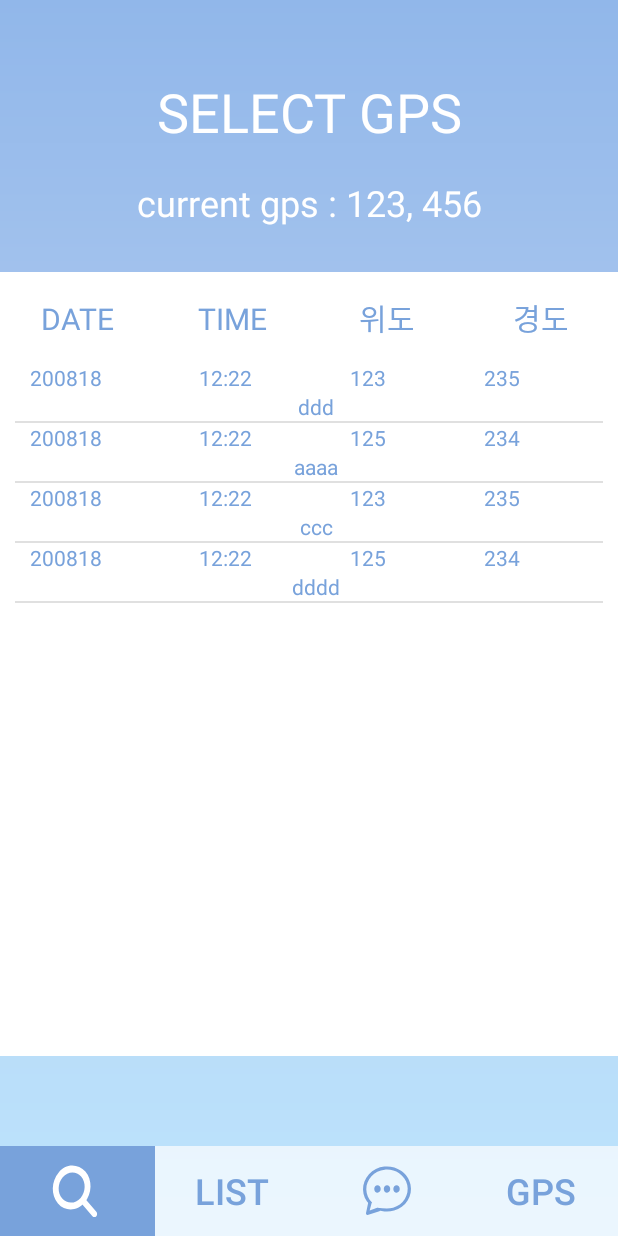
After one commit to sdoaolo/FindWitness, an Android app: the fragment MainSelectFragment placed in its activity, on a phone screen of 412 x 824 dp. The commit adds this screen. Run offline under Robolectric (Android 15) with nearby library versions, the phone set to English and light mode, and no system bars.

Commit message:
add Main Select Fragment

```diff
--- a/app/src/main/java/com/example/findwitness/ChatListViewAdapter.java
+++ b/app/src/main/java/com/example/findwitness/Adapter/ChatListViewAdapter.java
@@ -1,4 +1,4 @@
-package com.example.findwitness;
+package com.example.findwitness.Adapter;
 
         import android.content.Context;
         import android.view.LayoutInflater;
@@ -6,6 +6,9 @@ package com.example.findwitness;
         import android.view.ViewGroup;
         import android.widget.BaseAdapter;
         import android.widget.TextView;
+
+        import com.example.findwitness.Item.ChatListViewItem;
+        import com.example.findwitness.R;
 
         import java.util.ArrayList;
 
--- a/app/src/main/java/com/example/findwitness/ChttingListVIewAdapter.java
+++ b/app/src/main/java/com/example/findwitness/Adapter/ChttingListVIewAdapter.java
@@ -1,4 +1,4 @@
-package com.example.findwitness;
+package com.example.findwitness.Adapter;
 
 import android.content.Context;
 import android.view.LayoutInflater;
@@ -6,6 +6,9 @@ import android.view.View;
 import android.view.ViewGroup;
 import android.widget.BaseAdapter;
 import android.widget.TextView;
+
+import com.example.findwitness.Item.ChattingListViewItem;
+import com.example.findwitness.R;
 
 import java.util.ArrayList;
 
--- a/app/src/main/java/com/example/findwitness/GPSListViewAdapter.java
+++ b/app/src/main/java/com/example/findwitness/Adapter/GPSListViewAdapter.java
@@ -1,4 +1,4 @@
-package com.example.findwitness;
+package com.example.findwitness.Adapter;
 
 import android.content.Context;
 import android.view.LayoutInflater;
@@ -6,6 +6,9 @@ import android.view.View;
 import android.view.ViewGroup;
 import android.widget.BaseAdapter;
 import android.widget.TextView;
+
+import com.example.findwitness.Item.GPSListViewItem;
+import com.example.findwitness.R;
 
 import java.util.ArrayList;
 
--- a/app/src/main/java/com/example/findwitness/ChatListViewItem.java
+++ b/app/src/main/java/com/example/findwitness/Item/ChatListViewItem.java
@@ -1,4 +1,4 @@
-package com.example.findwitness;
+package com.example.findwitness.Item;
 
 public class ChatListViewItem {
     private String userName;
--- a/app/src/main/java/com/example/findwitness/ChattingListViewItem.java
+++ b/app/src/main/java/com/example/findwitness/Item/ChattingListViewItem.java
@@ -1,4 +1,4 @@
-package com.example.findwitness;
+package com.example.findwitness.Item;
 
 public class ChattingListViewItem {
     private String nickName;
--- a/app/src/main/java/com/example/findwitness/GPSListViewItem.java
+++ b/app/src/main/java/com/example/findwitness/Item/GPSListViewItem.java
@@ -1,4 +1,4 @@
-package com.example.findwitness;
+package com.example.findwitness.Item;
 
 public class GPSListViewItem {
     private String date;
--- a/app/src/main/java/com/example/findwitness/MainActivity.java
+++ b/app/src/main/java/com/example/findwitness/MainActivity.java
@@ -34,6 +34,8 @@ public class MainActivity extends AppCompatActivity {
     MainChatFragment mainChatFragment;
     MainGPSFragment mainGPSFragment;
     MainChattingFragment mainChattingFragment;
+    MainSelectFragment mainSelectFragment;
+
     String strWhite = "#FFFFFF";
     String strBlue = "#78A2DB";
     int priNum;
@@ -43,7 +45,7 @@ public class MainActivity extends AppCompatActivity {
     private static final int GPS_ENABLE_REQUEST_CODE = 2001;
     private static final int PERMISSIONS_REQUEST_CODE = 100;
     String[] REQUIRED_PERMISSIONS  = {Manifest.permission.ACCESS_FINE_LOCATION, Manifest.permission.ACCESS_COARSE_LOCATION};
-
+    FragmentTransaction fragmentTransaction;
     @Override
     protected void onCreate(Bundle savedInstanceState) {
         super.onCreate(savedInstanceState);
@@ -59,6 +61,7 @@ public class MainActivity extends AppCompatActivity {
         mainChatFragment = new MainChatFragment();
         mainGPSFragment = new MainGPSFragment();
         mainChattingFragment = new MainChattingFragment();
+        mainSelectFragment = new MainSelectFragment();
 
         FragmentTransaction fragmentTransaction = fragmentManager.beginTransaction();
         fragmentTransaction.add(R.id.main_frame, mainSearchFragment); //초기화면 설정
--- a/app/src/main/java/com/example/findwitness/MainChatFragment.java
+++ b/app/src/main/java/com/example/findwitness/MainChatFragment.java
@@ -13,13 +13,15 @@ import android.widget.TextView;
 
 import androidx.fragment.app.Fragment;
 
+import com.example.findwitness.Adapter.ChatListViewAdapter;
 import com.example.findwitness.Chat.ChatActivity;
+import com.example.findwitness.Item.ChatListViewItem;
 
 import java.util.ArrayList;
 
 
 public class MainChatFragment extends Fragment {
-    String SearchResultDate , SearchResultTime;
+    String SearchInfoDate , SearchInfoTime,checkBundle;
     ArrayList<ChatListViewItem> chatList;
     public MainChatFragment() {
         // Required empty public constructor
@@ -38,13 +40,14 @@ public class MainChatFragment extends Fragment {
 
         Bundle bundle = getArguments();  //번들 받기. getArguments() 메소드로 받음.
         if(bundle != null){
-            SearchResultDate = bundle.getString("SearchDate"); //Name 받기.
-            SearchResultTime = bundle.getString("SearchTime"); //Name 받기.
+            SearchInfoDate = bundle.getString("SearchDate"); //search info : date
+            SearchInfoTime = bundle.getString("SearchTime"); //search info : time
+            checkBundle = bundle.getString("requireServer");
             ((MainActivity)getActivity()).btn_search.setBackgroundResource(R.drawable.main_search);
             ((MainActivity)getActivity()).btn_list.setBackgroundResource(R.drawable.main_blue_back);
             ((MainActivity)getActivity()).btn_list.setTextColor(Color.parseColor(((MainActivity)getActivity()).strWhite));
-            recent_list_date.setText(SearchResultDate);
-            recent_list_time.setText(SearchResultTime);
+            recent_list_date.setText(SearchInfoDate);
+            recent_list_time.setText(SearchInfoTime);
         }
 
 
--- a/app/src/main/java/com/example/findwitness/MainChattingFragment.java
+++ b/app/src/main/java/com/example/findwitness/MainChattingFragment.java
@@ -11,7 +11,9 @@ import android.widget.ListView;
 
 import androidx.fragment.app.Fragment;
 
+import com.example.findwitness.Adapter.ChttingListVIewAdapter;
 import com.example.findwitness.Chat.ChatActivity;
+import com.example.findwitness.Item.ChattingListViewItem;
 
 import java.util.ArrayList;
 
--- a/app/src/main/java/com/example/findwitness/MainGPSFragment.java
+++ b/app/src/main/java/com/example/findwitness/MainGPSFragment.java
@@ -19,6 +19,9 @@ import android.widget.Toast;
 
 import androidx.annotation.NonNull;
 import androidx.fragment.app.Fragment;
+
+import com.example.findwitness.Adapter.GPSListViewAdapter;
+import com.example.findwitness.Item.GPSListViewItem;
 
 import java.io.BufferedReader;
 import java.io.IOException;
--- a/app/src/main/java/com/example/findwitness/MainSearchFragment.java
+++ b/app/src/main/java/com/example/findwitness/MainSearchFragment.java
@@ -37,6 +37,8 @@ public class MainSearchFragment extends Fragment {
 
     String timeResult, dateResult;
 
+
+
     //ArrayList<String> SearchResultList;
 
     public MainSearchFragment() {
@@ -57,6 +59,7 @@ public class MainSearchFragment extends Fragment {
         appliedText = view.findViewById(R.id.PickerText);
         btnApply = view.findViewById(R.id.search_apply_btn);
         btnSearch = view.findViewById(R.id.btn_search);
+
         //SearchResultList = new ArrayList<String>(2);
         //SearchResultList[0]=dateResult;
 
@@ -64,8 +67,8 @@ public class MainSearchFragment extends Fragment {
         appliedTimeText = view.findViewById(R.id.appliedTimeText);
 
         //데이터베이스 열기
-        dbHelper = new GPSdatabaseHelper(getActivity(),"mydb");
-        db = dbHelper.getWritableDatabase();
+        //dbHelper = new GPSdatabaseHelper(getActivity(),"mydb");
+        //db = dbHelper.getWritableDatabase();
 
         datePicker.init(datePicker.getYear(), datePicker.getMonth(), datePicker.getDayOfMonth(),
                 new DatePicker.OnDateChangedListener() {
@@ -146,24 +149,26 @@ public class MainSearchFragment extends Fragment {
                 }
             }
         });
+
+
         btnSearch.setOnClickListener(new View.OnClickListener() {
             @Override
             public void onClick(View view) {
-                search_gps();
-                //fragment chat로 화면 전환 ㅇㅇ
-                Log.d("hhhhhhhhhhhhhh","fragment chat로 화면 전환");
-
+                Log.d("ssssssssssss","데이터 보낼거임");
                 Bundle bundle = new Bundle();
-                Log.d("ssssssssssssdateresult: ",dateResult);
-                Log.d("sssssssssssstimeresult: ",timeResult);
                 bundle.putString("SearchDate",dateResult);
                 bundle.putString("SearchTime",timeResult);
-                ((MainActivity)getActivity()).mainChatFragment.setArguments(bundle);
-                ((MainActivity)getActivity()).replaceFragment(((MainActivity)getActivity()).mainChatFragment);
+                bundle.putString("SearchResult",Search);
+                ((MainActivity)getActivity()).mainSelectFragment.setArguments(bundle);
+                Log.d("ssssssssssss","이동합니다!");
+                ((MainActivity)getActivity()).replaceFragment(((MainActivity)getActivity()).mainSelectFragment);
+                //fragment chat로 화면 전환 ㅇㅇ
+                //search_gps();
             }
 
         });
     }
+
     public void checkApplied(){
         if(isAppliedDate && isAppliedTime){
             btnSearch.setVisibility(View.VISIBLE);
@@ -202,6 +207,7 @@ public class MainSearchFragment extends Fragment {
         if(number != 0) Search = Search.substring(1,Search.length());
         Log.d("개수", "" + number);
         Log.d("서치",Search);
+
     }
     //주소 찾기
     public String getCurrentAddress( double latitude, double longitude) {
--- /dev/null
+++ b/app/src/main/java/com/example/findwitness/MainSelectFragment.java
@@ -0,0 +1,79 @@
+package com.example.findwitness;
+
+import android.os.Bundle;
+import android.util.Log;
+import android.view.LayoutInflater;
+import android.view.View;
+import android.view.ViewGroup;
+import android.widget.AdapterView;
+import android.widget.ListView;
+import android.widget.TextView;
+
+import androidx.fragment.app.Fragment;
+
+import com.example.findwitness.Adapter.GPSListViewAdapter;
+import com.example.findwitness.Item.GPSListViewItem;
+
+import java.util.ArrayList;
+
+public class MainSelectFragment extends Fragment {
+
+    ArrayList<GPSListViewItem> selectGpsList;
+
+
+    String latitude="123", longtitude="456";
+    String timeResult, dateResult,Search;
+    public MainSelectFragment() {
+        // Required empty public constructor
+    }
+    @Override
+    public View onCreateView(LayoutInflater inflater, ViewGroup container, Bundle savedInstanceState) {
+        View view = inflater.inflate(R.layout.fragment_main_select, container, false);
+        return inflater.inflate(R.layout.fragment_main_select, container, false);
+    }
+
+    @Override
+    public void onViewCreated(View view, Bundle savedInstanceState) {
+        super.onViewCreated(view, savedInstanceState);
+        Log.d("ssssssssssss","들어왔어!");
+        Bundle bundle = getArguments();  //번들 받기. getArguments() 메소드로 받음.
+        if(bundle != null){
+            dateResult = bundle.getString("SearchDate");
+            timeResult = bundle.getString("SearchTime");
+            Search =  bundle.getString("SearchResult");
+        }
+        TextView currentGps = view.findViewById(R.id.currentGpsTextView);
+        currentGps.setText("current gps : "+latitude+", "+longtitude);
+
+        this.InitializeGpsData();
+
+        final ListView listView = view.findViewById(R.id.select_gps_list);
+        final GPSListViewAdapter myAdapter = new GPSListViewAdapter(getActivity(),selectGpsList);
+
+        listView.setAdapter(myAdapter);
+
+        listView.setOnItemClickListener(new AdapterView.OnItemClickListener(){
+            @Override
+            public void onItemClick(AdapterView parent, View v, int position, long id){
+                Log.d("ssssssssssss","fragment chat로 화면 전환");
+                Log.d("ssssssssssss","item clicked: " + selectGpsList.get(position).getAddress());
+                Bundle bundle = new Bundle();
+
+                bundle.putString("SearchDate",dateResult);
+                bundle.putString("SearchTime",timeResult);
+                bundle.putString("requireServer","requireServer");
+                ((MainActivity)getActivity()).mainChatFragment.setArguments(bundle);
+                ((MainActivity)getActivity()).replaceFragment(((MainActivity)getActivity()).mainChatFragment);
+        }
+        });
+
+    }
+    public void InitializeGpsData()
+    {
+        selectGpsList = new ArrayList<GPSListViewItem>();
+        selectGpsList.add(new GPSListViewItem("200818","12:22","123","235","ddd"));
+        selectGpsList.add(new GPSListViewItem("200818","12:22","125","234","aaaa"));
+        selectGpsList.add(new GPSListViewItem("200818","12:22","123","235","ccc"));
+        selectGpsList.add(new GPSListViewItem("200818","12:22","125","234","dddd"));
+    }
+}
--- /dev/null
+++ b/app/src/main/res/layout/fragment_main_select.xml
@@ -0,0 +1,87 @@
+<?xml version="1.0" encoding="utf-8"?>
+<LinearLayout
+    xmlns:android="http://schemas.android.com/apk/res/android" android:layout_width="match_parent"
+    android:layout_height="match_parent"
+    android:orientation="vertical"
+    android:background="@drawable/activity_background"
+    android:id="@+id/selectGpsLayout"
+    >
+    <TextView
+        android:layout_width="match_parent"
+        android:layout_height="wrap_content"
+        android:text="SELECT GPS"
+        android:textColor="#FFFFFF"
+        android:textSize="36dp"
+        android:gravity="center"
+        android:layout_marginTop="50dp"
+        android:layout_marginBottom="20dp"
+        />
+    <TextView
+        android:id="@+id/currentGpsTextView"
+        android:layout_width="match_parent"
+        android:layout_height="wrap_content"
+        android:text="current gps : 123 , 456 "
+        android:textColor="#FFFFFF"
+        android:textSize="24dp"
+        android:gravity="center"
+        android:layout_marginBottom="30dp"
+        />
+    <LinearLayout
+        android:layout_width="match_parent"
+        android:layout_height="match_parent"
+        android:layout_weight="1"
+        android:background="#FFFFFF"
+        android:orientation="vertical">
+        <LinearLayout
+            android:layout_width="match_parent"
+            android:layout_height="wrap_content"
+            android:orientation="horizontal"
+            android:layout_marginTop="15dp"
+            android:layout_marginBottom="15dp">
+                <TextView
+                    android:layout_weight="1"
+                android:layout_width="match_parent"
+                android:layout_height="wrap_content"
+                android:text="DATE"
+                android:textSize="20dp"
+                android:textColor="#78A2DB"
+                android:gravity="center" />
+            <TextView
+                android:layout_weight="1"
+                android:layout_width="match_parent"
+                android:layout_height="wrap_content"
+                android:text="TIME"
+                android:textSize="20dp"
+                android:textColor="#78A2DB"
+                android:gravity="center" />
+            <TextView
+                android:layout_weight="1"
+                android:layout_width="match_parent"
+                android:layout_height="wrap_content"
+                android:text="위도"
+                android:textSize="20dp"
+                android:textColor="#78A2DB"
+                android:gravity="center" />
+            <TextView
+                android:layout_width="match_parent"
+                android:layout_height="wrap_content"
+                android:layout_weight="1"
+                android:text="경도"
+                android:textSize="20dp"
+                android:textColor="#78A2DB"
+                android:gravity="center" />
+        </LinearLayout>
+        <ListView
+            android:layout_marginLeft="10dp"
+            android:layout_marginRight="10dp"
+            android:id="@+id/select_gps_list"
+            android:layout_width="match_parent"
+            android:layout_height="match_parent"/>
+
+    </LinearLayout>
+
+    <LinearLayout
+        android:layout_width="match_parent"
+        android:layout_height="60dp">
+    </LinearLayout>
+</LinearLayout>
```
